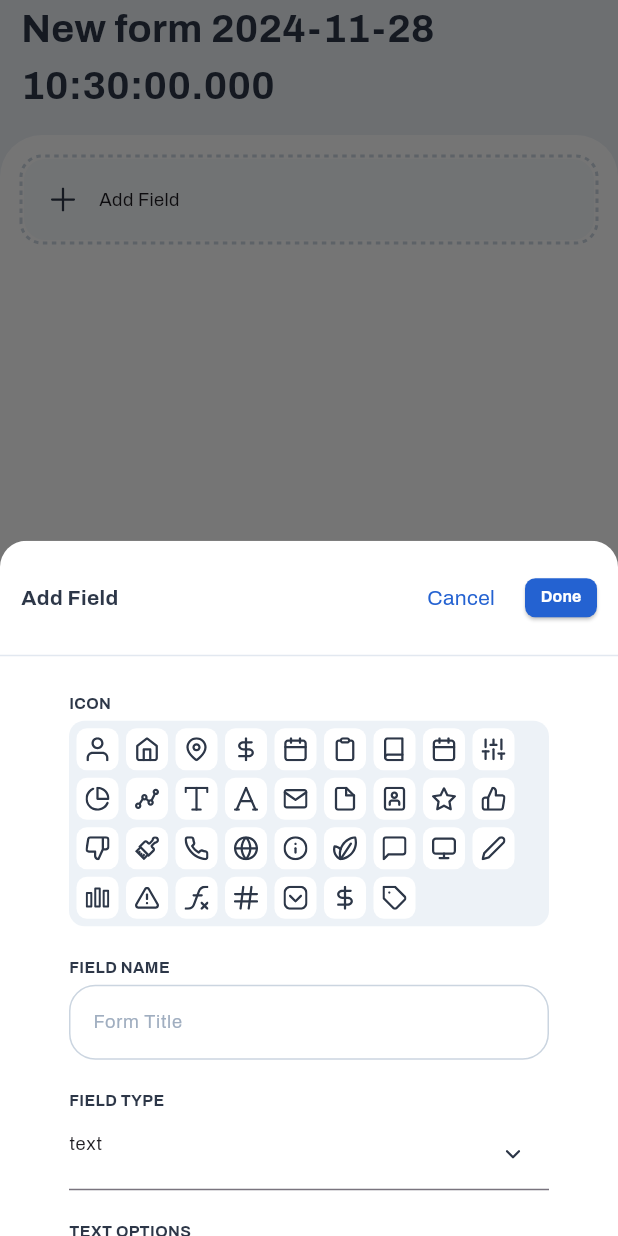
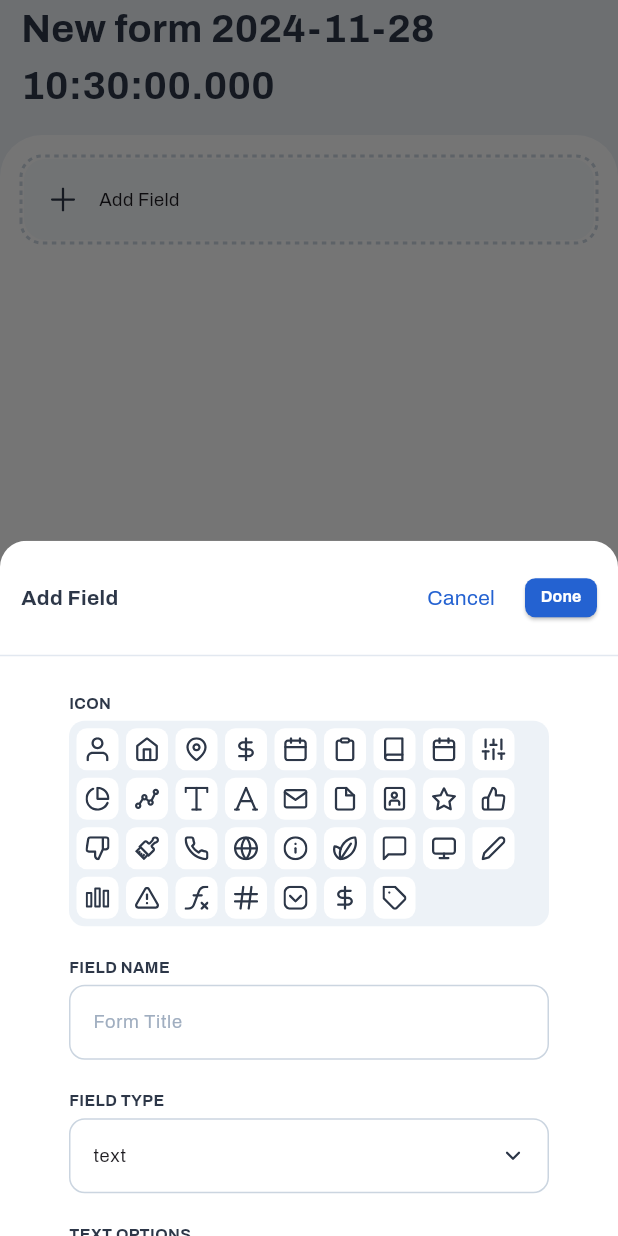
Before and after one commit to fel-cesar/smart-forms, a Flutter app: the FormPage screen opened directly with empty values, after a tap on the "add" icon, on a phone screen of 412 x 824 dp. Run offline on Flutter 3.47's test engine with Material 3 defaults, Android fonts, the phone set to English and light mode, and no system bars; drawn by our look-alikes of dotted_border; our stand-ins replace flutter_svg, get; project files that could hold a hidden picture were left out.

Commit message:
feat: :lipstick: Design field type in AddFieldPage

```diff
--- a/lib/presentation/components/components.dart
+++ b/lib/presentation/components/components.dart
@@ -4,3 +4,4 @@ export 'notch_area.dart';
 export 'selectable_icon.dart';
 export 'text_field.dart';
 export 'text.dart';
+export 'ui_constants.dart';
--- a/lib/presentation/pages/add_field/add_field_page.dart
+++ b/lib/presentation/pages/add_field/add_field_page.dart
@@ -53,15 +53,6 @@ class AddFieldPage extends StatelessWidget {
 
   @override
   Widget build(BuildContext context) {
-    const formBorderStyle = OutlineInputBorder(
-      borderSide: BorderSide(
-        color: Constants.gray400,
-      ),
-      borderRadius: BorderRadius.all(
-        Radius.circular(17.5),
-      ),
-    );
-
     return ClipRRect(
       borderRadius: const BorderRadius.vertical(
         top: Radius.circular(17.5),
@@ -142,13 +133,9 @@ class AddFieldPage extends StatelessWidget {
                     TextField(
                       style: const TextStyle(fontSize: 12.25),
                       cursorColor: Constants.gray500,
-                      decoration: const InputDecoration(
+                      decoration: InputDecoration(
                         hintText: Constants.formTitle,
-                        hintStyle: TextStyle(
-                          color: Constants.gray500,
-                          fontSize: 12.25,
-                          fontWeight: FontWeight.w400,
-                        ),
+                        hintStyle: textStyles[TextSize.sm]?.copyWith(color: Constants.gray500),
                         border: formBorderStyle,
                         enabledBorder: formBorderStyle,
                         focusedBorder: formBorderStyle,
@@ -163,6 +150,20 @@ class AddFieldPage extends StatelessWidget {
                       () => TextField(
                         controller: TextEditingController(text: addFieldPageController.type.value),
                         readOnly: true,
+                        style: textStyles[TextSize.sm],
+                        decoration: InputDecoration(
+                          border: formBorderStyle,
+                          enabledBorder: formBorderStyle,
+                          focusedBorder: formBorderStyle,
+                          suffixIcon: SizedBox(
+                            width: 8,
+                            child: Center(
+                              child: SvgPicture.asset(Constants.iconChevronDown),
+                            ),
+                          ),
+                          hintText: Constants.formTitle,
+                          hintStyle: textStyles[TextSize.sm]?.copyWith(color: Constants.gray500),
+                        ),
                         onTap: () async {
                           await Get.bottomSheet(Column(
                             children: [
@@ -179,23 +180,6 @@ class AddFieldPage extends StatelessWidget {
                             ],
                           ));
                         },
-
-                        style: const TextStyle(fontSize: 12.25),
-                        cursorColor: Constants.gray500,
-                        decoration: InputDecoration(
-                          suffixIcon: SizedBox(
-                            width: 8,
-                            child: Center(
-                              child: SvgPicture.asset(Constants.iconChevronDown),
-                            ),
-                          ),
-                          hintText: Constants.formTitle,
-                          hintStyle: const TextStyle(
-                            color: Constants.gray500,
-                            fontSize: 12.25,
-                            fontWeight: FontWeight.w400,
-                          ),
-                        ),
                       ),
                     ),
 
```
